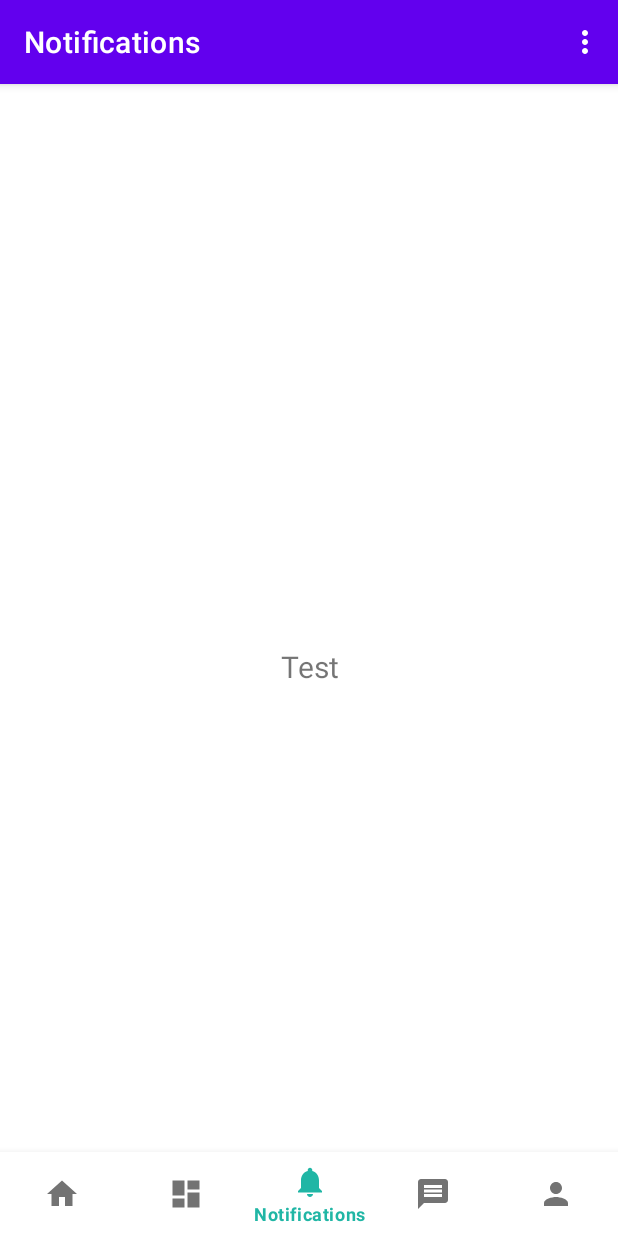
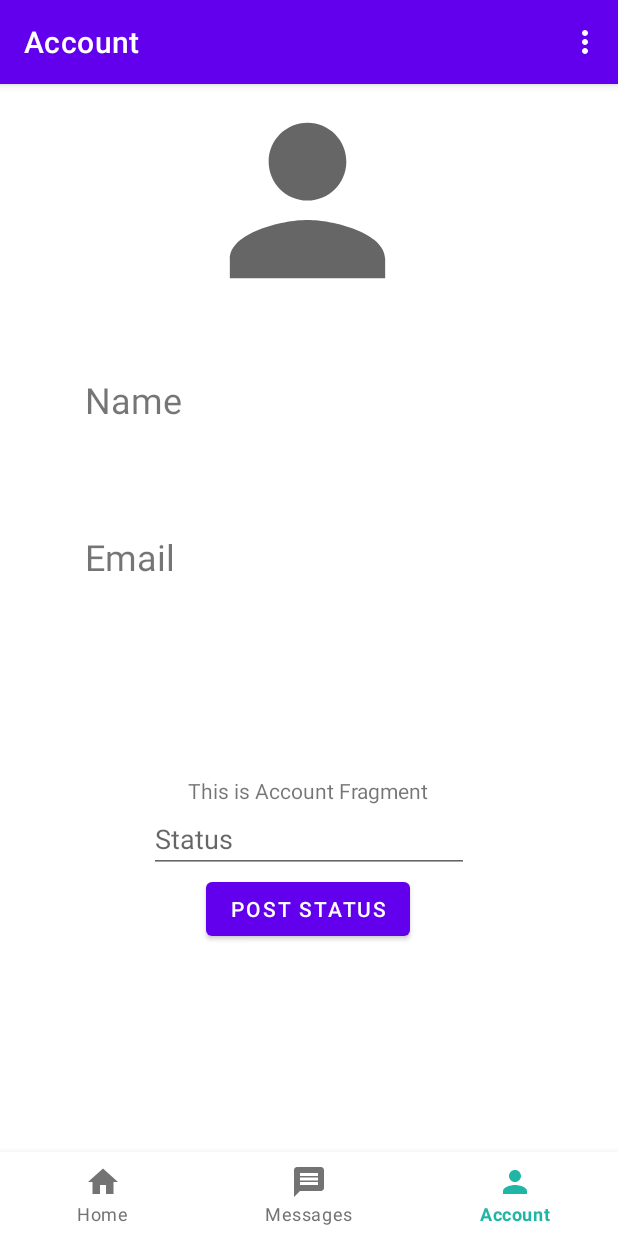
Before and after one commit to devhuss/Shared-Task-List, an Android app: the screen it shows after launch once a user with an empty profile is signed in (HomeActivity), item 3 of the bottom bar chosen, on a phone screen of 412 x 824 dp. Run offline under Robolectric (Android 15) with nearby library versions, the phone set to English and light mode, and no system bars; our stand-ins replace Firebase (no records; nobody signed in at launch, a user with empty details on screens opened directly), navigation-ui.

Commit message:
Removed unnecessary bottom tabs and their respective layouts

```diff
--- a/app/src/main/java/com/example/sharedtasklist/HomeActivity.kt
+++ b/app/src/main/java/com/example/sharedtasklist/HomeActivity.kt
@@ -37,7 +37,7 @@ class HomeActivity : AppCompatActivity() {
         // menu should be considered as top level destinations.
         val appBarConfiguration = AppBarConfiguration(
             setOf(
-                R.id.navigation_home, R.id.navigation_dashboard, R.id.navigation_notifications, R.id.navigation_account
+                R.id.navigation_home, R.id.navigation_messages, R.id.navigation_account
             )
         )
         setupActionBarWithNavController(navController, appBarConfiguration)
--- a/app/src/main/java/com/example/sharedtasklist/ui/account/AccountFragment.kt
+++ b/app/src/main/java/com/example/sharedtasklist/ui/account/AccountFragment.kt
@@ -11,11 +11,10 @@ import android.widget.EditText
 import android.widget.ImageView
 import android.widget.TextView
 import androidx.constraintlayout.widget.ConstraintSet
+import androidx.recyclerview.widget.RecyclerView
 import com.bumptech.glide.Glide
 import com.example.sharedtasklist.R
 import com.example.sharedtasklist.databinding.AccountFragmentBinding
-import com.example.sharedtasklist.databinding.FragmentNotificationsBinding
-import com.example.sharedtasklist.ui.notifications.NotificationsViewModel
 import com.google.firebase.Timestamp
 import com.google.firebase.auth.FirebaseAuth
 import com.google.firebase.auth.ktx.auth
--- a/app/src/main/java/com/example/sharedtasklist/ui/notifications/NotificationsFragment.kt
+++ /dev/null
@@ -1,58 +0,0 @@
-package com.example.sharedtasklist.ui.notifications
-
-import android.os.Bundle
-import android.util.Log
-import android.view.LayoutInflater
-import android.view.View
-import android.view.ViewGroup
-import android.widget.TextView
-import androidx.fragment.app.Fragment
-import androidx.lifecycle.ViewModelProvider
-import com.example.sharedtasklist.databinding.FragmentNotificationsBinding
-import com.google.firebase.database.ktx.database
-import com.google.firebase.ktx.Firebase
-import kotlinx.android.synthetic.main.fragment_notifications.*
-
-class NotificationsFragment : Fragment() {
-
-    private var _binding: FragmentNotificationsBinding? = null
-
-    // This property is only valid between onCreateView and
-    // onDestroyView.
-    private val binding get() = _binding!!
-
-    override fun onCreateView(
-        inflater: LayoutInflater,
-        container: ViewGroup?,
-        savedInstanceState: Bundle?
-    ): View {
-        val notificationsViewModel =
-            ViewModelProvider(this).get(NotificationsViewModel::class.java)
-
-        _binding = FragmentNotificationsBinding.inflate(inflater, container, false)
-        val root: View = binding.root
-
-        val textView: TextView = binding.textNotifications
-        notificationsViewModel.text.observe(viewLifecycleOwner) {
-            textView.text = "Test"
-        }
-
-        val database = Firebase.database.reference
-        val data = database.child("test").child("members").child("2").child("10").setValue("Test")
-//            .addOnSuccessListener {
-//                Log.i("FIREBASE", "Got value $it")
-//            }.addOnFailureListener {
-//            Log.e("firebase", "Error getting data", it)
-//        }
-//        Log.d("NOTIFY", data.toString())
-
-//        myRef.setValue("Hello, Test!")
-
-        return root
-    }
-
-    override fun onDestroyView() {
-        super.onDestroyView()
-        _binding = null
-    }
-}
--- a/app/src/main/java/com/example/sharedtasklist/ui/notifications/NotificationsViewModel.kt
+++ /dev/null
@@ -1,13 +0,0 @@
-package com.example.sharedtasklist.ui.notifications
-
-import androidx.lifecycle.LiveData
-import androidx.lifecycle.MutableLiveData
-import androidx.lifecycle.ViewModel
-
-class NotificationsViewModel : ViewModel() {
-
-    private val _text = MutableLiveData<String>().apply {
-        value = "This is notifications Fragment"
-    }
-    val text: LiveData<String> = _text
-}
--- a/app/src/main/res/layout/fragment_notifications.xml
+++ /dev/null
@@ -1,23 +0,0 @@
-<?xml version="1.0" encoding="utf-8"?>
-<androidx.constraintlayout.widget.ConstraintLayout xmlns:android="http://schemas.android.com/apk/res/android"
-    xmlns:app="http://schemas.android.com/apk/res-auto"
-    xmlns:tools="http://schemas.android.com/tools"
-    android:layout_width="match_parent"
-    android:layout_height="match_parent"
-    tools:context=".ui.notifications.NotificationsFragment">
-
-    <TextView
-        android:id="@+id/text_notifications"
-        android:layout_width="match_parent"
-        android:layout_height="wrap_content"
-        android:layout_marginStart="8dp"
-        android:layout_marginTop="8dp"
-        android:layout_marginEnd="8dp"
-        android:textAlignment="center"
-        android:textSize="20sp"
-        app:layout_constraintBottom_toBottomOf="parent"
-        app:layout_constraintEnd_toEndOf="parent"
-        app:layout_constraintStart_toStartOf="parent"
-        app:layout_constraintTop_toTopOf="parent" />
-
-</androidx.constraintlayout.widget.ConstraintLayout>
--- a/app/src/main/res/menu/bottom_nav_menu.xml
+++ b/app/src/main/res/menu/bottom_nav_menu.xml
@@ -8,15 +8,6 @@
         android:title="@string/title_home" />
 
     <item
-        android:id="@+id/navigation_dashboard"
-        android:icon="@drawable/ic_dashboard_black_24dp"
-        android:title="@string/title_dashboard" />
-
-    <item
-        android:id="@+id/navigation_notifications"
-        android:icon="@drawable/ic_notifications_black_24dp"
-        android:title="@string/title_notifications" />
-    <item
         android:id="@+id/navigation_messages"
         android:icon="@drawable/ic_baseline_message_24"
         android:title="Messages" />
--- a/app/src/main/res/navigation/mobile_navigation.xml
+++ b/app/src/main/res/navigation/mobile_navigation.xml
@@ -12,17 +12,6 @@
         tools:layout="@layout/fragment_home" />
 
     <fragment
-        android:id="@+id/navigation_dashboard"
-        android:name="com.example.sharedtasklist.ui.dashboard.DashboardFragment"
-        android:label="@string/title_dashboard"
-        tools:layout="@layout/fragment_dashboard" />
-
-    <fragment
-        android:id="@+id/navigation_notifications"
-        android:name="com.example.sharedtasklist.ui.notifications.NotificationsFragment"
-        android:label="@string/title_notifications"
-        tools:layout="@layout/fragment_notifications" />
-    <fragment
         android:id="@+id/navigation_account"
         android:name="com.example.sharedtasklist.ui.account.AccountFragment"
         android:label="Account"
```
Also changed, not shown: app/src/main/java/com/example/sharedtasklist/ui/dashboard/DashboardFragment.kt (deleted, +0 -42 lines), app/src/main/java/com/example/sharedtasklist/ui/dashboard/DashboardViewModel.kt (deleted, +0 -13 lines), app/src/main/res/layout/fragment_dashboard.xml (deleted, +0 -22 lines).
